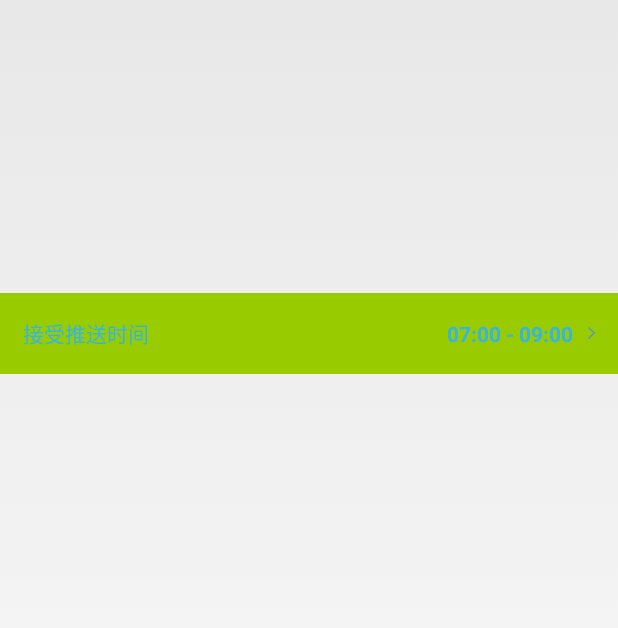
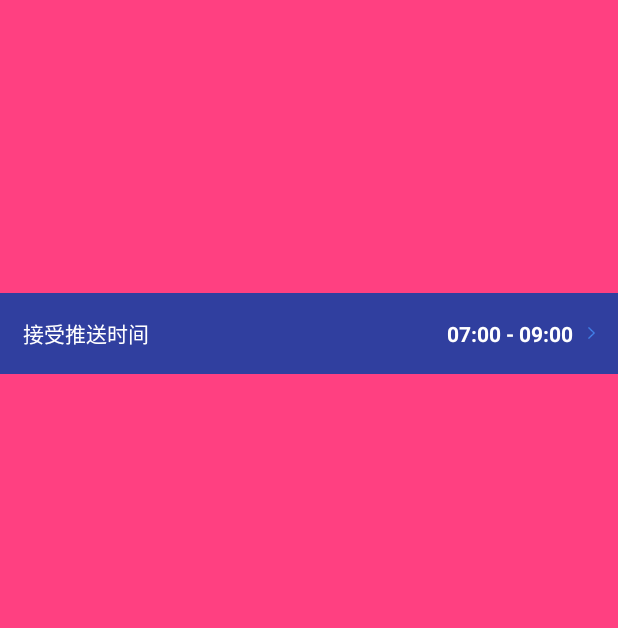
Before and after one commit to zhxhcoder/TimeRangePickerDialog, an Android app: the screen it shows after launch (MainActivity), on a phone screen of 412 x 824 dp. Shown: the top 628 px of the screen. Run offline under Robolectric (Android 15) with nearby library versions, the phone set to English and light mode, and no system bars.

Commit message:
编译SDK版本22———>27  AppTimePicker保证不同版本的timePicker样式一样

```diff
--- a/app/build.gradle
+++ b/app/build.gradle
@@ -11,7 +11,7 @@ buildscript {
     }
 }
 android {
-    compileSdkVersion 22
+    compileSdkVersion 27
     buildToolsVersion '27.0.3'
     defaultConfig {
         applicationId "com.android.cy"
@@ -34,6 +34,6 @@ android {
 
 dependencies {
     implementation fileTree(include: ['*.jar'], dir: 'libs')
-    implementation 'com.android.support:support-v4:25.1.0'
+    implementation 'com.android.support:support-v4:27.1.1'
     implementation 'com.android.support.constraint:constraint-layout:1.1.0'
 }
--- a/app/src/main/AndroidManifest.xml
+++ b/app/src/main/AndroidManifest.xml
@@ -8,7 +8,7 @@
         android:label="@string/app_name"
         android:roundIcon="@mipmap/ic_launcher_round"
         android:supportsRtl="true"
-        android:theme="@style/AppTheme">
+        android:theme="@style/AppTimePicker">
         <activity android:name=".MainActivity">
             <intent-filter>
                 <action android:name="android.intent.action.MAIN" />
--- a/app/src/main/res/layout/activity_main.xml
+++ b/app/src/main/res/layout/activity_main.xml
@@ -4,6 +4,7 @@
     xmlns:tools="http://schemas.android.com/tools"
     android:layout_width="match_parent"
     android:layout_height="match_parent"
+    android:background="@color/colorAccent"
     tools:context="com.android.cy.MainActivity"
     tools:layout_editor_absoluteY="81dp">
 
@@ -12,7 +13,7 @@
         android:layout_width="0dp"
         android:layout_height="54dp"
         android:layout_marginTop="195dp"
-        android:background="@android:color/holo_green_light"
+        android:background="@color/colorPrimaryDark"
         android:paddingLeft="15dp"
         android:paddingRight="15dp"
         app:layout_constraintEnd_toEndOf="parent"
@@ -24,7 +25,7 @@
             android:layout_height="wrap_content"
             android:layout_centerVertical="true"
             android:text="接受推送时间"
-            android:textColor="@android:color/holo_blue_light"
+            android:textColor="@android:color/white"
             android:textSize="14sp" />
 
         <TextView
@@ -36,7 +37,7 @@
             android:drawablePadding="10dp"
             android:drawableRight="@mipmap/img_arrows"
             android:text="07:00 - 09:00"
-            android:textColor="@android:color/holo_blue_light"
+            android:textColor="@android:color/white"
             android:textSize="14sp"
             android:textStyle="bold" />
 
--- a/app/src/main/res/values/styles.xml
+++ b/app/src/main/res/values/styles.xml
@@ -1,4 +1,4 @@
-<resources>
+<resources xmlns:tools="http://schemas.android.com/tools">
 
     <style name="AppBaseTheme" parent="android:Theme.Light">
         <!--
@@ -23,4 +23,10 @@
         <item name="android:backgroundDimEnabled">true</item>
         <item name="android:backgroundDimAmount">0.6</item>
     </style>
+
+    <style name="AppTimePicker" parent="@android:style/Theme.Holo.InputMethod">
+        <item name="android:windowAnimationStyle">@null</item>
+        <item name="android:windowIsFloating">false</item>
+        <item name="android:windowNoTitle">true</item>
+    </style>
 </resources>
```
